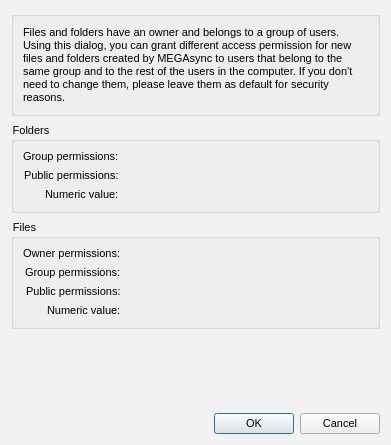
Before: the Qt Designer form src/MEGASync/gui/linux/PermissionsDialog.ui in meganz/MEGAsync, drawn with Qt 5.
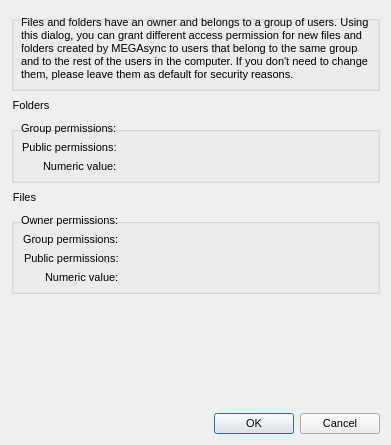
After: the same form once the commit is applied. Custom widgets are drawn as their Qt base class.

Commit message: SNC-4730: Remove fixed colors and change default top margin for group boxes.

Patch:
```diff
--- a/src/MEGASync/gui/linux/PermissionsDialog.ui
+++ b/src/MEGASync/gui/linux/PermissionsDialog.ui
@@ -25,18 +25,24 @@
   font-size: 12px;
 }
 
-#PermissionsDialog
+QGroupBox
 {
-	background-color: #f1f1f1;
+margin-top: 15px;
 }</string>
   </property>
   <layout class="QVBoxLayout" name="verticalLayout">
+   <property name="topMargin">
+    <number>0</number>
+   </property>
    <item>
     <widget class="QGroupBox" name="groupBox">
      <property name="title">
       <string/>
      </property>
      <layout class="QVBoxLayout" name="verticalLayout_2">
+      <property name="topMargin">
+       <number>0</number>
+      </property>
       <item>
        <widget class="QLabel" name="lPermissionsDesc">
         <property name="styleSheet">
```
